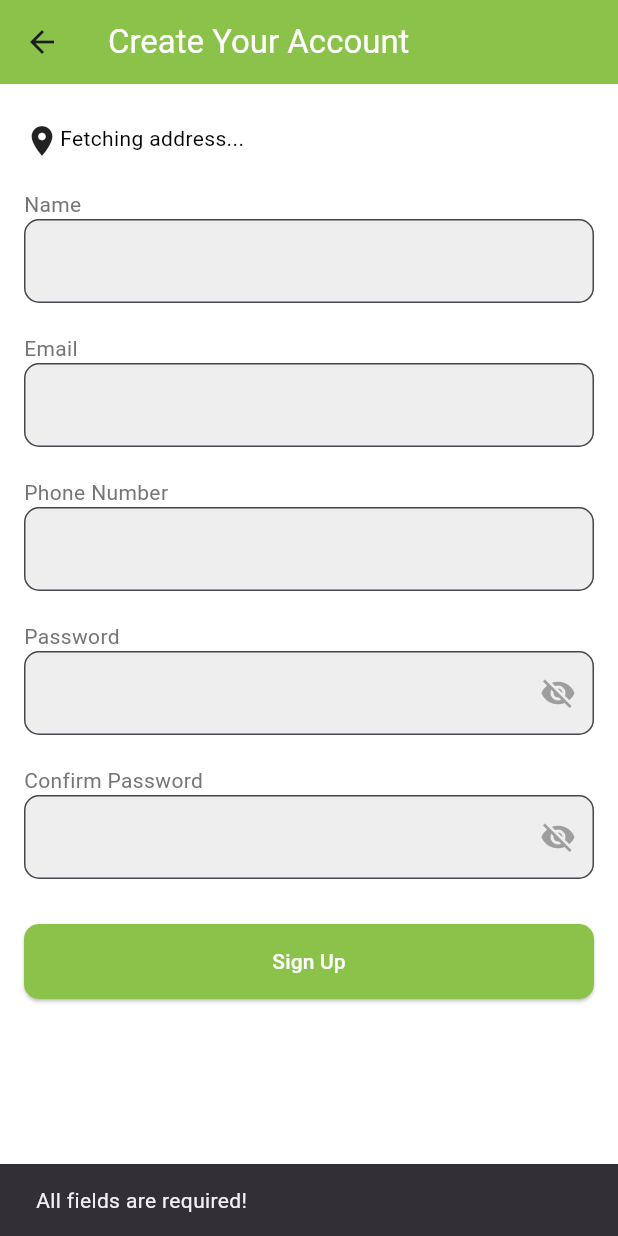
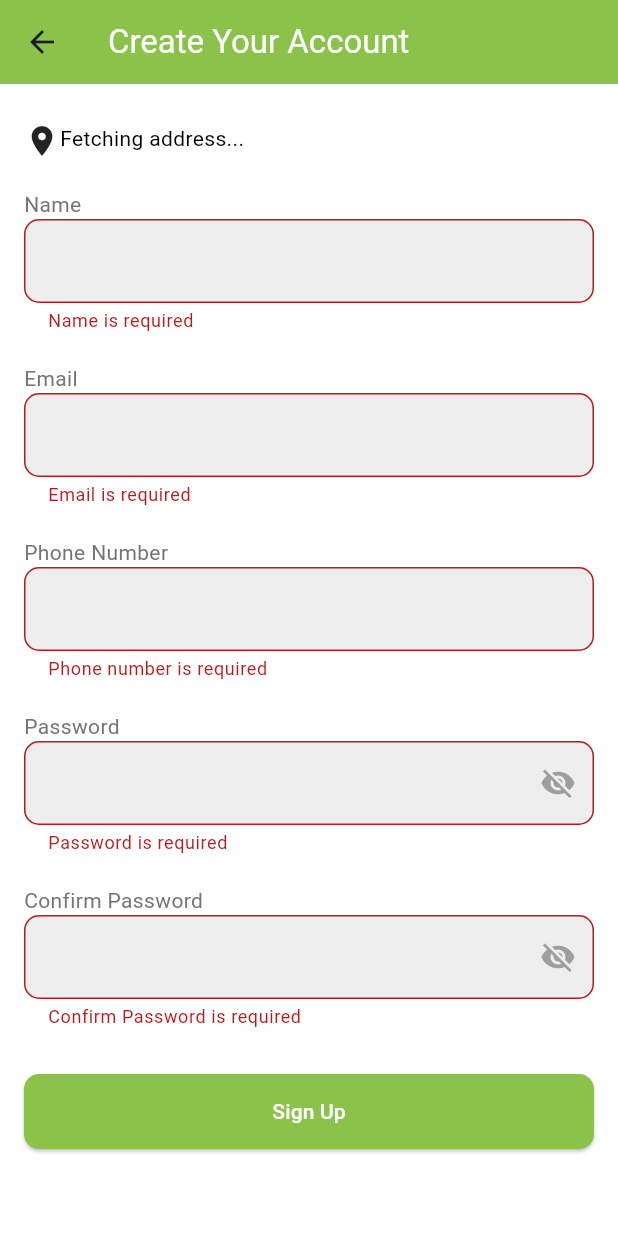
Before and after one commit to irfanMaitexa/eccoconnect, a Flutter app: the UserSignUpScreen screen opened directly, after a tap on "Sign Up", on a phone screen of 412 x 824 dp. Run offline on Flutter 3.47's test engine with Material 3 defaults, Android fonts, the phone set to English and light mode, and no system bars; our stand-ins replace cloud_firestore, firebase_auth, firebase_core, flutter_spinkit, flutter_svg, geocoding and 4 more; missing offline and left inert: cloudinary, razorpay_flutter, simple_barcode_scanner; accounts and stored records are empty.

Commit message:
validation complete

```diff
--- a/lib/driver/driver_signup_screen.dart
+++ b/lib/driver/driver_signup_screen.dart
@@ -139,6 +139,10 @@ class _DriverSignupScreenState extends State<DriverSignupScreen> {
                           if (value == null || value.isEmpty) {
                             return 'Please enter your name';
                           }
+                          // Check if the name contains only letters (no numbers or special characters)
+                          if (!RegExp(r'^[a-zA-Z ]+$').hasMatch(value)) {
+                            return 'Name should contain only letters and spaces';
+                          }
                           return null;
                         },
                       ),
--- a/lib/user/user_signup_screen.dart
+++ b/lib/user/user_signup_screen.dart
@@ -22,7 +22,8 @@ class _UserSignUpScreenState extends State<UserSignUpScreen> {
   bool _isPasswordVisible = false;
   bool _isLoading = false;
   Position? _currentPosition;
-  String _currentAddress = ''; // Variable to store current address
+  String _currentAddress = '';
+  final _formKey = GlobalKey<FormState>(); // Key for form validation
 
   @override
   void initState() {
@@ -52,6 +53,7 @@ class _UserSignUpScreenState extends State<UserSignUpScreen> {
 
     _currentPosition = await Geolocator.getCurrentPosition(desiredAccuracy: LocationAccuracy.high);
     print(_currentPosition);
+
     // Fetch the address from latitude and longitude
     if (_currentPosition != null) {
       List<Placemark> placemarks = await placemarkFromCoordinates(
@@ -62,24 +64,14 @@ class _UserSignUpScreenState extends State<UserSignUpScreen> {
       // Take the first result from the list
       Placemark place = placemarks[0];
       setState(() {
-        _currentAddress = "${place.name??''}, ${place.locality??''},${place.subLocality??''}, ${place.street??''}, ${place.administrativeArea??''},${place.postalCode??''}";
+        _currentAddress = "${place.name ?? ''}, ${place.locality ?? ''}, ${place.subLocality ?? ''}, ${place.street ?? ''}, ${place.administrativeArea ?? ''}, ${place.postalCode ?? ''}";
       });
     }
   }
 
   // Function to handle user sign up
   Future<void> _signUp() async {
-    if (_nameController.text.isEmpty || _emailController.text.isEmpty || _passwordController.text.isEmpty ||
-        _confirmPasswordController.text.isEmpty || _phoneController.text.isEmpty) {
-      ScaffoldMessenger.of(context).showSnackBar(SnackBar(content: Text("All fields are required!")));
-      return;
-    }
-
-    if (_passwordController.text != _confirmPasswordController.text) {
-      ScaffoldMessenger.of(context).showSnackBar(SnackBar(content: Text("Passwords do not match!")));
-      return;
-    }
-
+    if (_formKey.currentState!.validate()) { // Validate the form
       setState(() {
         _isLoading = true;
       });
@@ -114,6 +106,7 @@ class _UserSignUpScreenState extends State<UserSignUpScreen> {
         ScaffoldMessenger.of(context).showSnackBar(SnackBar(content: Text(e.message!)));
       }
     }
+  }
 
   @override
   Widget build(BuildContext context) {
@@ -126,6 +119,8 @@ class _UserSignUpScreenState extends State<UserSignUpScreen> {
       body: Padding(
         padding: const EdgeInsets.all(16.0),
         child: SingleChildScrollView(
+          child: Form(
+            key: _formKey, // Assign the form key
             child: Column(
               children: [
                 Padding(
@@ -143,16 +138,52 @@ class _UserSignUpScreenState extends State<UserSignUpScreen> {
                     ],
                   ),
                 ),
-
                 if (_isLoading) CircularProgressIndicator(),
-              _buildTextField(_nameController, 'Name'),
-              _buildTextField(_emailController, 'Email'),
-              _buildTextField(_phoneController, 'Phone Number'),
-              _buildPasswordField(_passwordController, 'Password'),
-              _buildPasswordField(_confirmPasswordController, 'Confirm Password'),
-
-              // Display current location address
-
+                _buildTextField(_nameController, 'Name', (value) {
+                  if (value == null || value.isEmpty) {
+                    return 'Name is required';
+                  }
+                  if (!RegExp(r'^[a-zA-Z ]+$').hasMatch(value)) {
+                    return 'Name can only contain letters and spaces';
+                  }
+                  return null;
+                }),
+                _buildTextField(_emailController, 'Email', (value) {
+                  if (value == null || value.isEmpty) {
+                    return 'Email is required';
+                  }
+                  if (!RegExp(r'^[\w-\.]+@([\w-]+\.)+[\w-]{2,4}$').hasMatch(value)) {
+                    return 'Enter a valid email address';
+                  }
+                  return null;
+                }),
+                _buildTextField(_phoneController, 'Phone Number', (value) {
+                  if (value == null || value.isEmpty) {
+                    return 'Phone number is required';
+                  }
+                  if (!RegExp(r'^[0-9]{10}$').hasMatch(value)) {
+                    return 'Enter a valid 10-digit phone number';
+                  }
+                  return null;
+                }),
+                _buildPasswordField(_passwordController, 'Password', (value) {
+                  if (value == null || value.isEmpty) {
+                    return 'Password is required';
+                  }
+                  if (value.length < 6) {
+                    return 'Password must be at least 6 characters';
+                  }
+                  return null;
+                }),
+                _buildPasswordField(_confirmPasswordController, 'Confirm Password', (value) {
+                  if (value == null || value.isEmpty) {
+                    return 'Confirm Password is required';
+                  }
+                  if (value != _passwordController.text) {
+                    return 'Passwords do not match';
+                  }
+                  return null;
+                }),
                 SizedBox(height: 20),
                 SizedBox(
                   width: double.infinity,
@@ -172,11 +203,12 @@ class _UserSignUpScreenState extends State<UserSignUpScreen> {
             ),
           ),
         ),
+      ),
     );
   }
 
-  // Build text fields for user input
-  Widget _buildTextField(TextEditingController controller, String label) {
+  // Build text fields for user input with validation
+  Widget _buildTextField(TextEditingController controller, String label, String? Function(String?)? validator) {
     return Padding(
       padding: const EdgeInsets.symmetric(vertical: 10),
       child: Column(
@@ -186,7 +218,7 @@ class _UserSignUpScreenState extends State<UserSignUpScreen> {
             label,
             style: TextStyle(color: Colors.grey[600]),
           ),
-          TextField(
+          TextFormField(
             controller: controller,
             decoration: InputDecoration(
               filled: true,
@@ -196,14 +228,15 @@ class _UserSignUpScreenState extends State<UserSignUpScreen> {
                 borderSide: BorderSide(color: Colors.grey),
               ),
             ),
+            validator: validator, // Add validation
           ),
         ],
       ),
     );
   }
 
-  // Build password fields with visibility toggle
-  Widget _buildPasswordField(TextEditingController controller, String label) {
+  // Build password fields with visibility toggle and validation
+  Widget _buildPasswordField(TextEditingController controller, String label, String? Function(String?)? validator) {
     return Padding(
       padding: const EdgeInsets.symmetric(vertical: 10),
       child: Column(
@@ -213,7 +246,7 @@ class _UserSignUpScreenState extends State<UserSignUpScreen> {
             label,
             style: TextStyle(color: Colors.grey[600]),
           ),
-          TextField(
+          TextFormField(
             controller: controller,
             obscureText: !_isPasswordVisible,
             decoration: InputDecoration(
@@ -235,6 +268,7 @@ class _UserSignUpScreenState extends State<UserSignUpScreen> {
                 },
               ),
             ),
+            validator: validator, // Add validation
           ),
         ],
       ),
```
Lines whose indentation alone changed are shown as unchanged.
